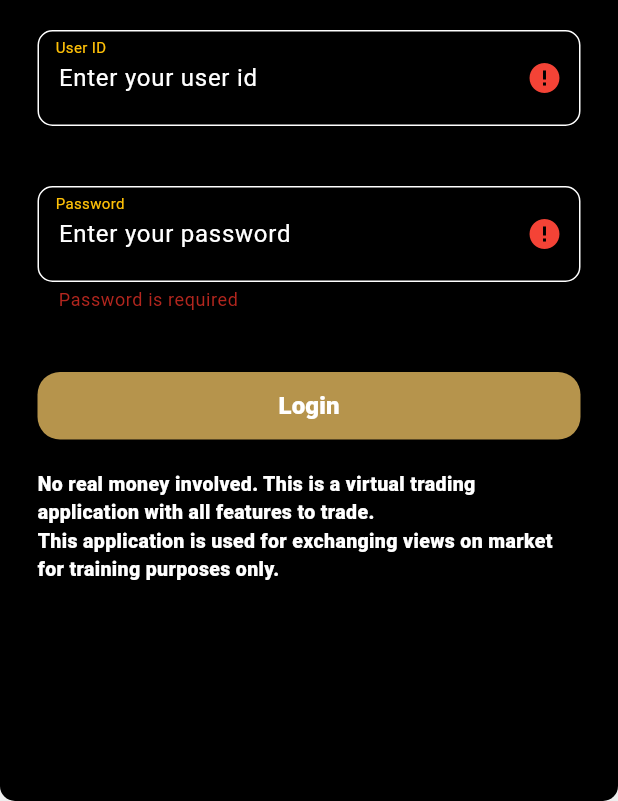
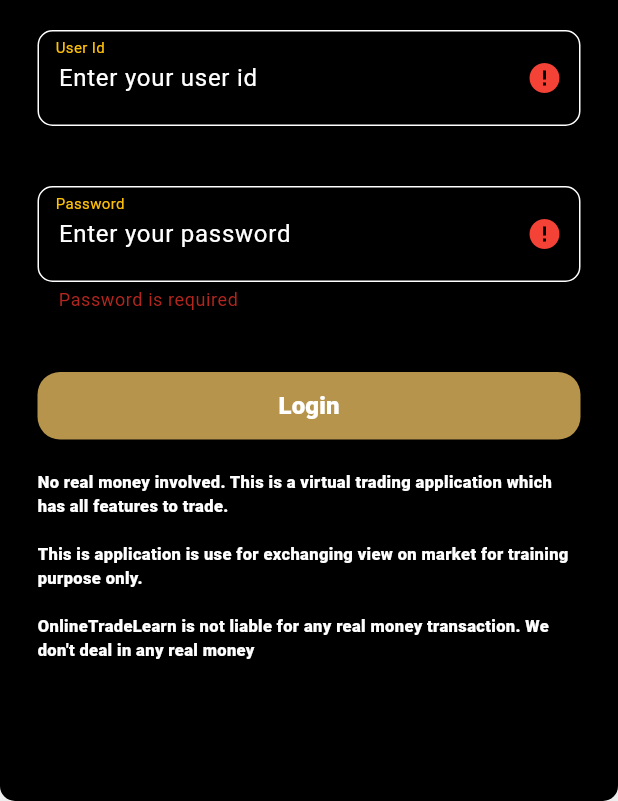
Before and after one commit to krishna9917/Me, a Flutter app: the screen it shows after launch, after a tap on "Login", on a phone screen of 412 x 824 dp, the part 435-1236 px from its top. Run offline on Flutter 3.47's test engine with Material 3 defaults, Android fonts, the phone set to English and light mode, and no system bars; our stand-ins replace connectivity_plus, device_info_plus, firebase_core, firebase_messaging, flutter_local_notifications, flutter_riverpod and 6 more; missing offline and left inert: marqueer, pretty_http_logger; accounts and stored records are empty; Roboto replaces fonts that are missing (Ubuntu).

Commit message:
Committed by krishna 12-9-2024

```diff
--- a/lib/Resources/Strings.dart
+++ b/lib/Resources/Strings.dart
@@ -98,14 +98,11 @@ class Strings {
   static const String pleaseEnterPassword = "Password is required";
   static const String login = "Login";
   static const String termsConditions =
-      "No real money involved. This is a virtual trading \napplication with all features to trade.\nThis application is used for exchanging views on market\nfor training purposes only.";
+      "No real money involved. This is a virtual trading application which has all features to trade.\n\nThis is application is use for exchanging view on market for training purpose only.\n\nOnlineTradeLearn is not liable for any real money transaction. We don\'t deal in any real money";
   static const String password = "Password";
-  static const String userId = "User ID";
+  static const String userId = "User Id";
   static const String orderCancelled = "Order already Cancelled";
   static const String logoutWarning = "Are you surely to logout?";
-
-
-
 
   //sharedPreferences key
   static const String ACCESS_TOKEN = "access_token";
--- a/lib/Screen/LoginScreen.dart
+++ b/lib/Screen/LoginScreen.dart
@@ -298,7 +298,7 @@ class _LoginScreenState extends ConsumerState<LoginScreen> {
                                 context: context,
                                 isBold: true,
                                 color: Colors.white,
-                                fontSize: 13),
+                                fontSize: 11),
                           ),
                         ],
                       ),
--- a/lib/Screen/StockDetailScreen.dart
+++ b/lib/Screen/StockDetailScreen.dart
@@ -50,7 +50,7 @@ class _StockDetailScreenState extends ConsumerState<StockDetailScreen>
         widget.stockData.categoryId.toString(),
         widget.stockData.expireDate.toString(),
         (_tabController.index + 1).toString(),
-        (isSellType ? 1 : 2).toString(),
+        (isSellType ? 2 : 1).toString(),
         _tabController.index > 0
             ? _textEditingController.text.toString()
             : isSellType && _tabController.index == 0
@@ -195,7 +195,7 @@ class _StockDetailScreenState extends ConsumerState<StockDetailScreen>
                                 ),
                                 Text(
                                     _textEditingController.text.isEmpty
-                                        ? "${data != null ? data?.sellPrice : widget.stockData.salePrice}"
+                                        ? "${data != null ? data?.buyPrice : widget.stockData.buyPrice}"
                                         : _textEditingController.text,
                                     style: Theme.of(context)
                                         .textTheme
@@ -231,7 +231,7 @@ class _StockDetailScreenState extends ConsumerState<StockDetailScreen>
                                 ),
                                 Text(
                                   _textEditingController.text.isEmpty
-                                      ? "${data != null ? data?.buyPrice : widget.stockData.buyPrice}"
+                                      ? "${data != null ? data?.sellPrice : widget.stockData.salePrice}"
                                       : _textEditingController.text,
                                   style: Theme.of(context)
                                       .textTheme
--- a/lib/main.dart
+++ b/lib/main.dart
@@ -16,13 +16,19 @@ final navigatorKey = GlobalKey<NavigatorState>();
 
 void main() async {
   WidgetsFlutterBinding.ensureInitialized();
-  await Firebase.initializeApp(
+
+  if (Firebase.apps.isEmpty) {
+    await Firebase.initializeApp(
+      name: 'MeOnlineTrade',
       options: const FirebaseOptions(
-    apiKey: "AIzaSyAOCV4nwzCNwSZyUBLHkDV8RsNG6bZ2xG0",
-    projectId: "meonlinetrade-38bce",
-    messagingSenderId: "805539879858",
-    appId: "1:805539879858:web:d97a6fd6b4daf8d7f862ab",
-  )); // Initialize Firebase here
+        apiKey: "AIzaSyAOCV4nwzCNwSZyUBLHkDV8RsNG6bZ2xG0",
+        projectId: "meonlinetrade-38bce",
+        messagingSenderId: "805539879858",
+        appId: "1:805539879858:web:d97a6fd6b4daf8d7f862ab",
+      ),
+    );
+  }
+
   FirebaseMessaging.onBackgroundMessage(_firebaseMessagingBackgroundHandler);
   runApp(const ProviderScope(child: MyApp()));
 }
```
Also changed, not shown: lib/CommonWidget/TradeStock.dart (+6 -8 lines), lib/Providerr/SearchNotifier.dart (+6 -6 lines), lib/Screen/SearchScreen.dart (+5 -2 lines).
